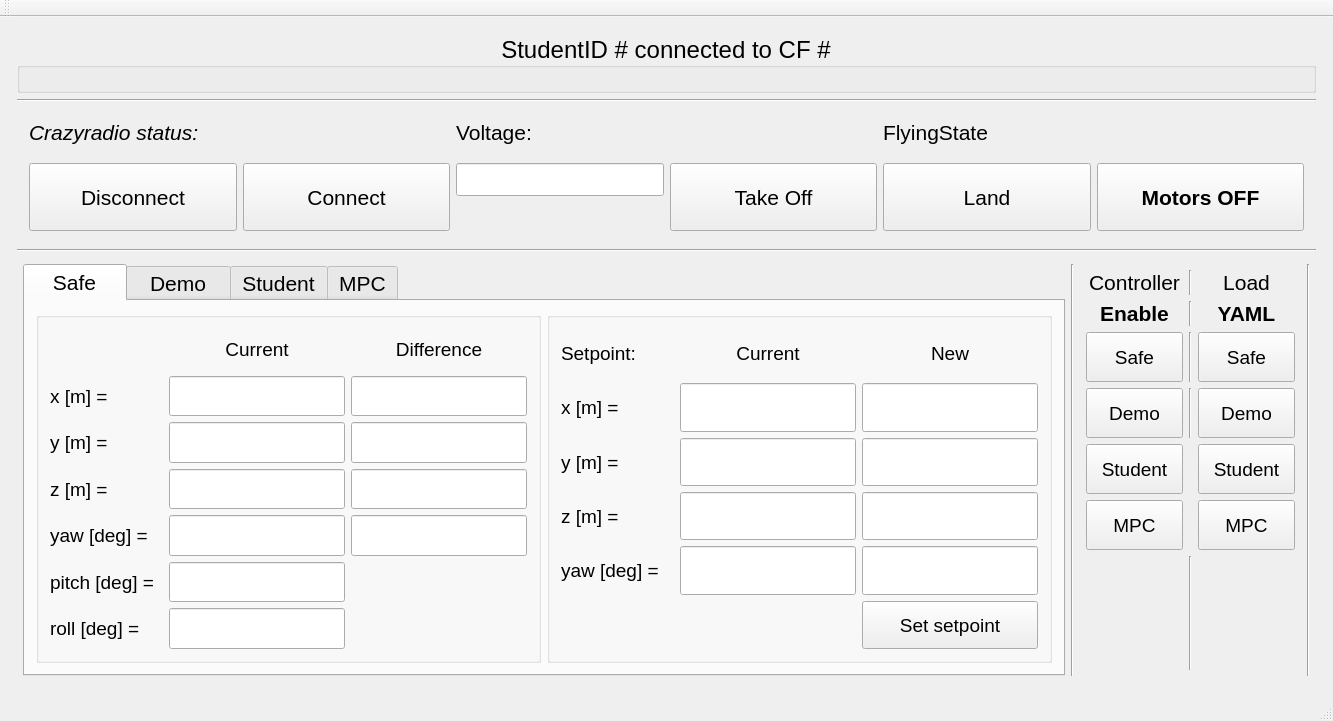
Qt form pps_ws/src/d_fall_pps/GUI_Qt/studentGUI/src/MainWindow.ui (alexdidier/rampc-quadrotor) before a commit.
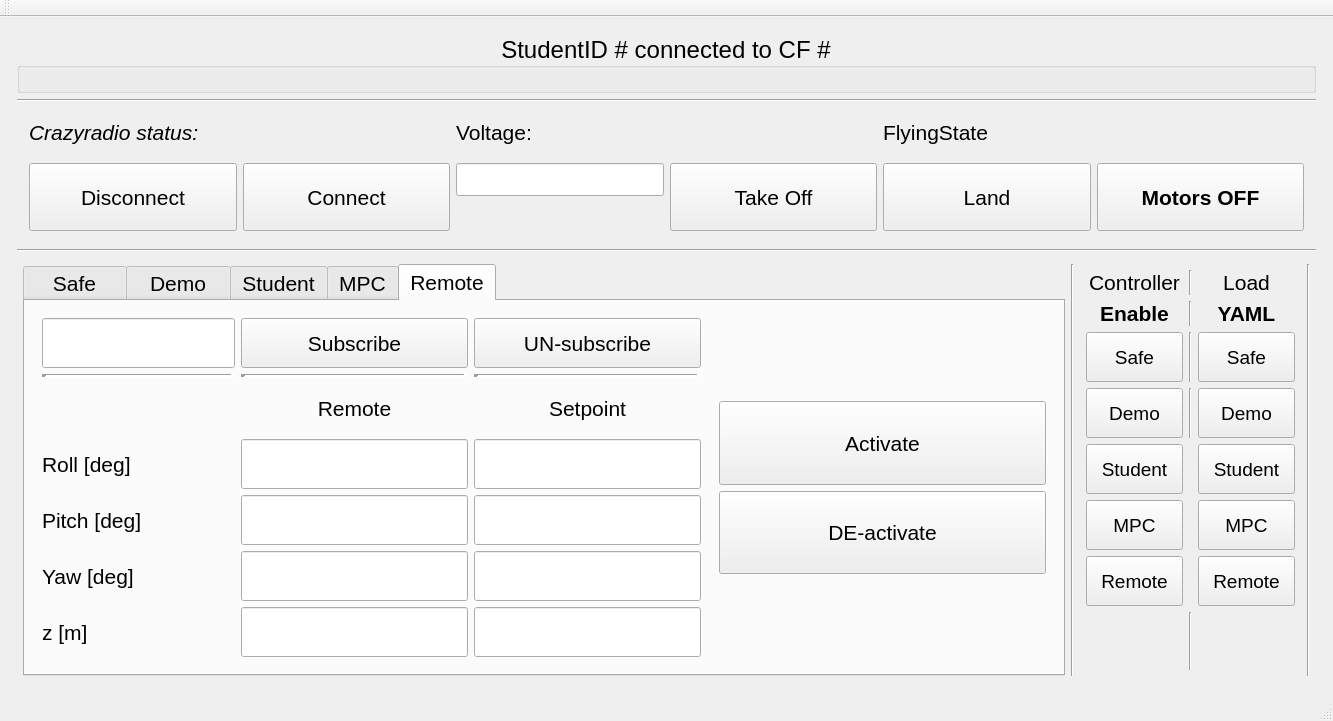
The same form after that commit.

Diff of the .ui file:
```diff
--- a/pps_ws/src/d_fall_pps/GUI_Qt/studentGUI/src/MainWindow.ui
+++ b/pps_ws/src/d_fall_pps/GUI_Qt/studentGUI/src/MainWindow.ui
@@ -369,7 +369,7 @@
            </font>
           </property>
           <property name="currentIndex">
-           <number>0</number>
+           <number>4</number>
           </property>
           <property name="usesScrollButtons">
            <bool>true</bool>
@@ -2378,6 +2378,439 @@
             </item>
            </layout>
           </widget>
+          <widget class="QWidget" name="tab_remote">
+           <attribute name="title">
+            <string>Remote</string>
+           </attribute>
+           <layout class="QGridLayout" name="gridLayout_14">
+            <item row="0" column="0">
+             <layout class="QGridLayout" name="gridLayout_10">
+              <property name="leftMargin">
+               <number>6</number>
+              </property>
+              <property name="topMargin">
+               <number>6</number>
+              </property>
+              <property name="rightMargin">
+               <number>6</number>
+              </property>
+              <property name="bottomMargin">
+               <number>6</number>
+              </property>
+              <item row="0" column="0">
+               <widget class="QLineEdit" name="remote_object_name">
+                <property name="sizePolicy">
+                 <sizepolicy hsizetype="MinimumExpanding" vsizetype="MinimumExpanding">
+                  <horstretch>0</horstretch>
+                  <verstretch>0</verstretch>
+                 </sizepolicy>
+                </property>
+                <property name="maximumSize">
+                 <size>
+                  <width>16777215</width>
+                  <height>50</height>
+                 </size>
+                </property>
+               </widget>
+              </item>
+              <item row="5" column="1">
+               <widget class="QLineEdit" name="remote_data_pitch">
+                <property name="sizePolicy">
+                 <sizepolicy hsizetype="MinimumExpanding" vsizetype="MinimumExpanding">
+                  <horstretch>0</horstretch>
+                  <verstretch>0</verstretch>
+                 </sizepolicy>
+                </property>
+                <property name="maximumSize">
+                 <size>
+                  <width>16777215</width>
+                  <height>50</height>
+                 </size>
+                </property>
+                <property name="font">
+                 <font>
+                  <family>Monospace</family>
+                 </font>
+                </property>
+                <property name="readOnly">
+                 <bool>true</bool>
+                </property>
+               </widget>
+              </item>
+              <item row="0" column="2">
+               <widget class="QPushButton" name="remote_unsubscribe_button">
+                <property name="sizePolicy">
+                 <sizepolicy hsizetype="MinimumExpanding" vsizetype="MinimumExpanding">
+                  <horstretch>0</horstretch>
+                  <verstretch>0</verstretch>
+                 </sizepolicy>
+                </property>
+                <property name="maximumSize">
+                 <size>
+                  <width>16777215</width>
+                  <height>50</height>
+                 </size>
+                </property>
+                <property name="text">
+                 <string>UN-subscribe</string>
+                </property>
+               </widget>
+              </item>
+              <item row="7" column="2">
+               <widget class="QLineEdit" name="remote_setpoint_z">
+                <property name="sizePolicy">
+                 <sizepolicy hsizetype="MinimumExpanding" vsizetype="MinimumExpanding">
+                  <horstretch>0</horstretch>
+                  <verstretch>0</verstretch>
+                 </sizepolicy>
+                </property>
+                <property name="maximumSize">
+                 <size>
+                  <width>16777215</width>
+                  <height>50</height>
+                 </size>
+                </property>
+                <property name="font">
+                 <font>
+                  <family>Monospace</family>
+                 </font>
+                </property>
+               </widget>
+              </item>
+              <item row="0" column="1">
+               <widget class="QPushButton" name="remote_subscribe_button">
+                <property name="sizePolicy">
+                 <sizepolicy hsizetype="MinimumExpanding" vsizetype="MinimumExpanding">
+                  <horstretch>0</horstretch>
+                  <verstretch>0</verstretch>
+                 </sizepolicy>
+                </property>
+                <property name="maximumSize">
+                 <size>
+                  <width>16777215</width>
+                  <height>50</height>
+                 </size>
+                </property>
+                <property name="text">
+                 <string>Subscribe</string>
+                </property>
+               </widget>
+              </item>
+              <item row="7" column="1">
+               <widget class="QLineEdit" name="remote_data_z">
+                <property name="sizePolicy">
+                 <sizepolicy hsizetype="MinimumExpanding" vsizetype="MinimumExpanding">
+                  <horstretch>0</horstretch>
+                  <verstretch>0</verstretch>
+                 </sizepolicy>
+                </property>
+                <property name="maximumSize">
+                 <size>
+                  <width>16777215</width>
+                  <height>50</height>
+                 </size>
+                </property>
+                <property name="font">
+                 <font>
+                  <family>Monospace</family>
+                 </font>
+                </property>
+                <property name="readOnly">
+                 <bool>true</bool>
+                </property>
+               </widget>
+              </item>
+              <item row="6" column="2">
+               <widget class="QLineEdit" name="remote_setpoint_yaw">
+                <property name="sizePolicy">
+                 <sizepolicy hsizetype="MinimumExpanding" vsizetype="MinimumExpanding">
+                  <horstretch>0</horstretch>
+                  <verstretch>0</verstretch>
+                 </sizepolicy>
+                </property>
+                <property name="maximumSize">
+                 <size>
+                  <width>16777215</width>
+                  <height>50</height>
+                 </size>
+                </property>
+                <property name="font">
+                 <font>
+                  <family>Monospace</family>
+                 </font>
+                </property>
+               </widget>
+              </item>
+              <item row="6" column="1">
+               <widget class="QLineEdit" name="remote_data_yaw">
+                <property name="sizePolicy">
+                 <sizepolicy hsizetype="MinimumExpanding" vsizetype="MinimumExpanding">
+                  <horstretch>0</horstretch>
+                  <verstretch>0</verstretch>
+                 </sizepolicy>
+                </property>
+                <property name="maximumSize">
+                 <size>
+                  <width>16777215</width>
+                  <height>50</height>
+                 </size>
+                </property>
+                <property name="font">
+                 <font>
+                  <family>Monospace</family>
+                 </font>
+                </property>
+                <property name="readOnly">
+                 <bool>true</bool>
+                </property>
+               </widget>
+              </item>
+              <item row="1" column="2">
+               <widget class="Line" name="line_12">
+                <property name="lineWidth">
+                 <number>5</number>
+                </property>
+                <property name="orientation">
+                 <enum>Qt::Horizontal</enum>
+                </property>
+               </widget>
+              </item>
+              <item row="1" column="0">
+               <widget class="Line" name="line_10">
+                <property name="frameShadow">
+                 <enum>QFrame::Sunken</enum>
+                </property>
+                <property name="lineWidth">
+                 <number>5</number>
+                </property>
+                <property name="orientation">
+                 <enum>Qt::Horizontal</enum>
+                </property>
+               </widget>
+              </item>
+              <item row="5" column="2">
+               <widget class="QLineEdit" name="remote_setpoint_pitch">
+                <property name="sizePolicy">
+                 <sizepolicy hsizetype="MinimumExpanding" vsizetype="MinimumExpanding">
+                  <horstretch>0</horstretch>
+                  <verstretch>0</verstretch>
+                 </sizepolicy>
+                </property>
+                <property name="maximumSize">
+                 <size>
+                  <width>16777215</width>
+                  <height>50</height>
+                 </size>
+                </property>
+                <property name="font">
+                 <font>
+                  <family>Monospace</family>
+                 </font>
+                </property>
+               </widget>
+              </item>
+              <item row="4" column="1">
+               <widget class="QLineEdit" name="remote_data_roll">
+                <property name="sizePolicy">
+                 <sizepolicy hsizetype="MinimumExpanding" vsizetype="MinimumExpanding">
+                  <horstretch>0</horstretch>
+                  <verstretch>0</verstretch>
+                 </sizepolicy>
+                </property>
+                <property name="maximumSize">
+                 <size>
+                  <width>16777215</width>
+                  <height>50</height>
+                 </size>
+                </property>
+                <property name="font">
+                 <font>
+                  <family>Monospace</family>
+                 </font>
+                </property>
+                <property name="readOnly">
+                 <bool>true</bool>
+                </property>
+               </widget>
+              </item>
+              <item row="1" column="1">
+               <widget class="Line" name="line_11">
+                <property name="lineWidth">
+                 <number>5</number>
+                </property>
+                <property name="orientation">
+                 <enum>Qt::Horizontal</enum>
+                </property>
+               </widget>
+              </item>
+              <item row="4" column="2">
+               <widget class="QLineEdit" name="remote_setpoint_roll">
+                <property name="sizePolicy">
+                 <sizepolicy hsizetype="MinimumExpanding" vsizetype="MinimumExpanding">
+                  <horstretch>0</horstretch>
+                  <verstretch>0</verstretch>
+                 </sizepolicy>
+                </property>
+                <property name="maximumSize">
+                 <size>
+                  <width>16777215</width>
+                  <height>50</height>
+                 </size>
+                </property>
+                <property name="font">
+                 <font>
+                  <family>Monospace</family>
+                 </font>
+                </property>
+                <property name="readOnly">
+                 <bool>true</bool>
+                </property>
+               </widget>
+              </item>
+              <item row="2" column="1">
+               <widget class="QLabel" name="remote_data_label">
+                <property name="sizePolicy">
+                 <sizepolicy hsizetype="MinimumExpanding" vsizetype="MinimumExpanding">
+                  <horstretch>0</horstretch>
+                  <verstretch>0</verstretch>
+                 </sizepolicy>
+                </property>
+                <property name="maximumSize">
+                 <size>
+                  <width>16777215</width>
+                  <height>50</height>
+                 </size>
+                </property>
+                <property name="text">
+                 <string>Remote</string>
+                </property>
+                <property name="alignment">
+                 <set>Qt::AlignCenter</set>
+                </property>
+               </widget>
+              </item>
+              <item row="2" column="2">
+               <widget class="QLabel" name="label_38">
+                <property name="text">
+                 <string>Setpoint</string>
+                </property>
+                <property name="alignment">
+                 <set>Qt::AlignCenter</set>
+                </property>
+               </widget>
+              </item>
+              <item row="4" column="0">
+               <widget class="QLabel" name="remote_roll_label">
+                <property name="text">
+                 <string>Roll [deg]</string>
+                </property>
+               </widget>
+              </item>
+              <item row="5" column="0">
+               <widget class="QLabel" name="remote_pitch_label">
+                <property name="text">
+                 <string>Pitch [deg]</string>
+                </property>
+               </widget>
+              </item>
+              <item row="6" column="0">
+               <widget class="QLabel" name="remote_yaw_label">
+                <property name="text">
+                 <string>Yaw [deg]</string>
+                </property>
+               </widget>
+              </item>
+              <item row="7" column="0">
+               <widget class="QLabel" name="remote_z_label">
+                <property name="text">
+                 <string>z [m]</string>
+                </property>
+               </widget>
+              </item>
+             </layout>
+            </item>
+            <item row="0" column="1">
+             <layout class="QVBoxLayout" name="verticalLayout_2">
+              <property name="leftMargin">
+               <number>6</number>
+              </property>
+              <property name="topMargin">
+               <number>6</number>
+              </property>
+              <property name="rightMargin">
+               <number>6</number>
+              </property>
+              <property name="bottomMargin">
+               <number>6</number>
+              </property>
+              <item>
+               <spacer name="verticalSpacer_2">
+                <property name="orientation">
+                 <enum>Qt::Vertical</enum>
+                </property>
+                <property name="sizeHint" stdset="0">
+                 <size>
+                  <width>20</width>
+                  <height>40</height>
+                 </size>
+                </property>
+               </spacer>
+              </item>
+              <item>
+               <widget class="QPushButton" name="remote_activate_button">
+                <property name="sizePolicy">
+                 <sizepolicy hsizetype="MinimumExpanding" vsizetype="MinimumExpanding">
+                  <horstretch>0</horstretch>
+                  <verstretch>0</verstretch>
+                 </sizepolicy>
+                </property>
+                <property name="maximumSize">
+                 <size>
+                  <width>16777215</width>
+                  <height>100</height>
+                 </size>
+                </property>
+                <property name="text">
+                 <string>Activate</string>
+                </property>
+               </widget>
+              </item>
+              <item>
+               <widget class="QPushButton" name="remote_deactivate_button">
+                <property name="sizePolicy">
+                 <sizepolicy hsizetype="MinimumExpanding" vsizetype="MinimumExpanding">
+                  <horstretch>0</horstretch>
+                  <verstretch>0</verstretch>
+                 </sizepolicy>
+                </property>
+                <property name="maximumSize">
+                 <size>
+                  <width>16777215</width>
+                  <height>100</height>
+                 </size>
+                </property>
+                <property name="text">
+                 <string>DE-activate</string>
+                </property>
+               </widget>
+              </item>
+              <item>
+               <spacer name="verticalSpacer_3">
+                <property name="orientation">
+                 <enum>Qt::Vertical</enum>
+                </property>
+                <property name="sizeHint" stdset="0">
+                 <size>
+                  <width>20</width>
+                  <height>40</height>
+                 </size>
+                </property>
+               </spacer>
+              </item>
+             </layout>
+            </item>
+           </layout>
+          </widget>
          </widget>
         </item>
         <item>
@@ -2401,6 +2834,36 @@
           <property name="bottomMargin">
            <number>6</number>
           </property>
+          <item row="7" column="2">
+           <widget class="QPushButton" name="load_remote_yaml_button">
+            <property name="sizePolicy">
+             <sizepolicy hsizetype="MinimumExpanding" vsizetype="MinimumExpanding">
+              <horstretch>0</horstretch>
+              <verstretch>0</verstretch>
+             </sizepolicy>
+            </property>
+            <property name="minimumSize">
+             <size>
+              <width>0</width>
+              <height>0</height>
+             </size>
+            </property>
+            <property name="maximumSize">
+             <size>
+              <width>16777215</width>
+              <height>50</height>
+             </size>
+            </property>
+            <property name="font">
+             <font>
+              <pointsize>14</pointsize>
+             </font>
+            </property>
+            <property name="text">
+             <string>Remote</string>
+            </property>
+           </widget>
+          </item>
           <item row="5" column="2">
            <widget class="QPushButton" name="load_student_yaml_button">
             <property name="sizePolicy">
@@ -2538,7 +3001,7 @@
             </property>
            </widget>
           </item>
-          <item row="7" column="0">
+          <item row="8" column="0">
            <spacer name="verticalSpacer">
             <property name="orientation">
              <enum>Qt::Vertical</enum>
@@ -2660,7 +3123,7 @@
             </property>
            </widget>
           </item>
-          <item row="7" column="1">
+          <item row="8" column="1">
            <widget class="Line" name="line_5">
             <property name="orientation">
              <enum>Qt::Vertical</enum>
@@ -2729,6 +3192,36 @@
             </property>
            </widget>
           </item>
+          <item row="7" column="0">
+           <widget class="QPushButton" name="enable_remote_controller">
+            <property name="sizePolicy">
+             <sizepolicy hsizetype="MinimumExpanding" vsizetype="MinimumExpanding">
+              <horstretch>0</horstretch>
+              <verstretch>0</verstretch>
+             </sizepolicy>
+            </property>
+            <property name="minimumSize">
+             <size>
+              <width>0</width>
+              <height>0</height>
+             </size>
+            </property>
+            <property name="maximumSize">
+             <size>
+              <width>16777215</width>
+              <height>50</height>
+             </size>
+            </property>
+            <property name="font">
+             <font>
+              <pointsize>14</pointsize>
+             </font>
+            </property>
+            <property name="text">
+             <string>Remote</string>
+            </property>
+           </widget>
+          </item>
          </layout>
         </item>
         <item>
```
Left out of the diff: 14 changed lines with no effect on the pictures.
